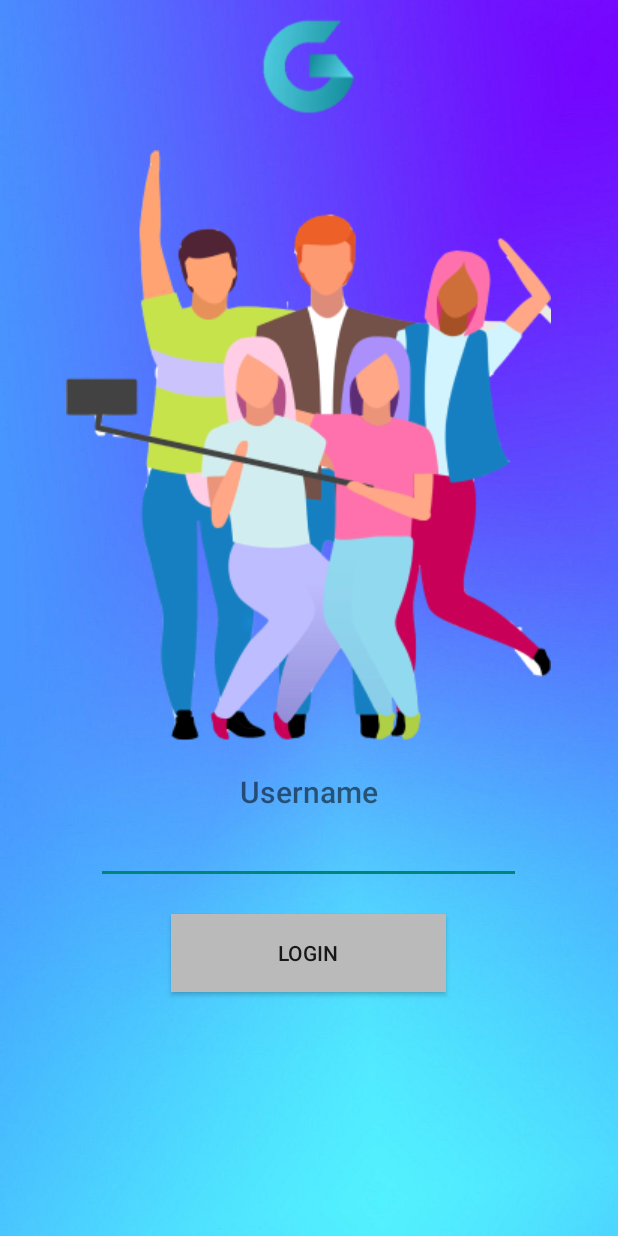
After one commit to Triii3/FinalMPCastilloSamonte, an Android app: the LoginActivity screen opened directly, with no data from a screen before it, on a phone screen of 412 x 824 dp. The commit adds this screen. Run offline under Robolectric (Android 15) with nearby library versions, the phone set to English and light mode, and no system bars.

Commit message:
added login activity with username intent. new background

```diff
--- /dev/null
+++ b/app/src/main/java/com/example/finalmpcastillosamonte/LoginActivity.java
@@ -0,0 +1,34 @@
+package com.example.finalmpcastillosamonte;
+
+import androidx.appcompat.app.AppCompatActivity;
+
+import android.content.Intent;
+import android.os.Bundle;
+import android.view.View;
+import android.widget.Button;
+import android.widget.EditText;
+
+public class LoginActivity extends AppCompatActivity {
+
+    @Override
+    protected void onCreate(Bundle savedInstanceState) {
+        super.onCreate(savedInstanceState);
+        setContentView(R.layout.activity_login);
+
+        EditText editUsername = (EditText) findViewById(R.id.editUsername);
+        Button btnUsername = (Button) findViewById(R.id.btnUsername);
+
+        btnUsername.setOnClickListener(new View.OnClickListener() {
+            @Override
+            public void onClick(View view) {
+                String myUsername = editUsername.getText().toString();
+
+                Intent i = new Intent(getApplicationContext(), MainActivity.class);
+                i.putExtra("my_name",myUsername);
+                startActivity(i);
+                finish();
+            }
+        });
+
+    }
+}
--- a/app/src/main/java/com/example/finalmpcastillosamonte/MainActivity.java
+++ b/app/src/main/java/com/example/finalmpcastillosamonte/MainActivity.java
@@ -8,6 +8,7 @@ import android.view.View;
 import android.widget.Button;
 import android.widget.ImageButton;
 import android.widget.ImageView;
+import android.widget.TextView;
 
 public class MainActivity extends AppCompatActivity {
 
@@ -16,9 +17,14 @@ public class MainActivity extends AppCompatActivity {
         super.onCreate(savedInstanceState);
         setContentView(R.layout.activity_main);
 
+        TextView txtUsername = (TextView) findViewById(R.id.txtUsername);
+
         ImageView imgJackEnPoy  =(ImageView)findViewById(R.id.imgJackEnPoy);
         ImageView imgMemory  =(ImageView)findViewById(R.id.imgMemory);
 
+        Intent i = getIntent();
+        String myName = i.getStringExtra("my_name");
+        txtUsername.setText(myName);
 
         imgJackEnPoy.setOnClickListener(new View.OnClickListener() {
             @Override
--- a/app/src/main/res/layout/activity_jack_en_poy.xml
+++ b/app/src/main/res/layout/activity_jack_en_poy.xml
@@ -4,7 +4,7 @@
     android:layout_width="match_parent"
     android:layout_height="match_parent"
     tools:context=".JackEnPoy"
-    android:background="#C4E7F5">
+    android:background="@drawable/mobile_bg">
 <ImageView android:id="@+id/imgPressToHome"
     android:layout_width="38dp"
     android:layout_height="44dp"
--- /dev/null
+++ b/app/src/main/res/layout/activity_login.xml
@@ -0,0 +1,44 @@
+<?xml version="1.0" encoding="utf-8"?>
+<RelativeLayout xmlns:android="http://schemas.android.com/apk/res/android"
+    xmlns:app="http://schemas.android.com/apk/res-auto"
+    xmlns:tools="http://schemas.android.com/tools"
+    android:layout_width="match_parent"
+    android:layout_height="match_parent"
+    tools:context=".LoginActivity"
+    android:background="@drawable/mobile_bg">
+    <ImageView  android:id="@+id/imgGMiniLogo"
+        android:layout_width="wrap_content"
+        android:layout_height="wrap_content"
+        android:src="@drawable/g_mini_logo"
+        android:layout_centerHorizontal="true"/>
+    <ImageView  android:id="@+id/imgFriends"
+        android:layout_width="wrap_content"
+        android:layout_height="wrap_content"
+        android:src="@drawable/group_of_friends"
+        android:layout_below="@id/imgGMiniLogo"
+        android:layout_centerHorizontal="true"/>
+    <TextView   android:id="@+id/txtviewUsername"
+        android:layout_width="wrap_content"
+        android:layout_height="wrap_content"
+        android:text="Username"
+        android:fontFamily="sans-serif-medium"
+        android:textSize="20sp"
+        android:layout_marginTop="20dp"
+        android:layout_below="@id/imgFriends"
+        android:layout_centerHorizontal="true"/>
+    <EditText   android:id="@+id/editUsername"
+        android:layout_width="283dp"
+        android:layout_height="wrap_content"
+        android:layout_below="@id/txtviewUsername"
+        android:textSize="20sp"
+        android:layout_centerHorizontal="true"/>
+    <Button android:id="@+id/btnUsername"
+        android:layout_width="183dp"
+        android:layout_height="52dp"
+        android:layout_marginTop="20dp"
+        android:layout_below="@id/editUsername"
+        android:layout_centerHorizontal="true"
+        android:text="Login"
+        android:background="#BABABA"/>
+
+</RelativeLayout>
--- a/app/src/main/res/layout/winorlose_popout.xml
+++ b/app/src/main/res/layout/winorlose_popout.xml
@@ -9,9 +9,9 @@
         android:layout_width="wrap_content"
         android:layout_height="wrap_content"
         android:layout_centerInParent="true"
+        android:layout_marginVertical="30dp"
         android:fontFamily="sans-serif-black"
         android:text="You win!"
-        android:layout_marginVertical="30dp"
         android:textSize="64sp" />
     <LinearLayout
         android:layout_width="wrap_content"
```
Also changed, not shown: app/src/main/AndroidManifest.xml (+7 -0 lines), app/src/main/res/layout/activity_main.xml (+25 -16 lines), app/src/main/res/drawable-v24/g_mini_logo.png (added), app/src/main/res/drawable-v24/group_of_friends.png (added), app/src/main/res/drawable-v24/mini.png (added), app/src/main/res/drawable-v24/mobile_bg.jpg (added).
